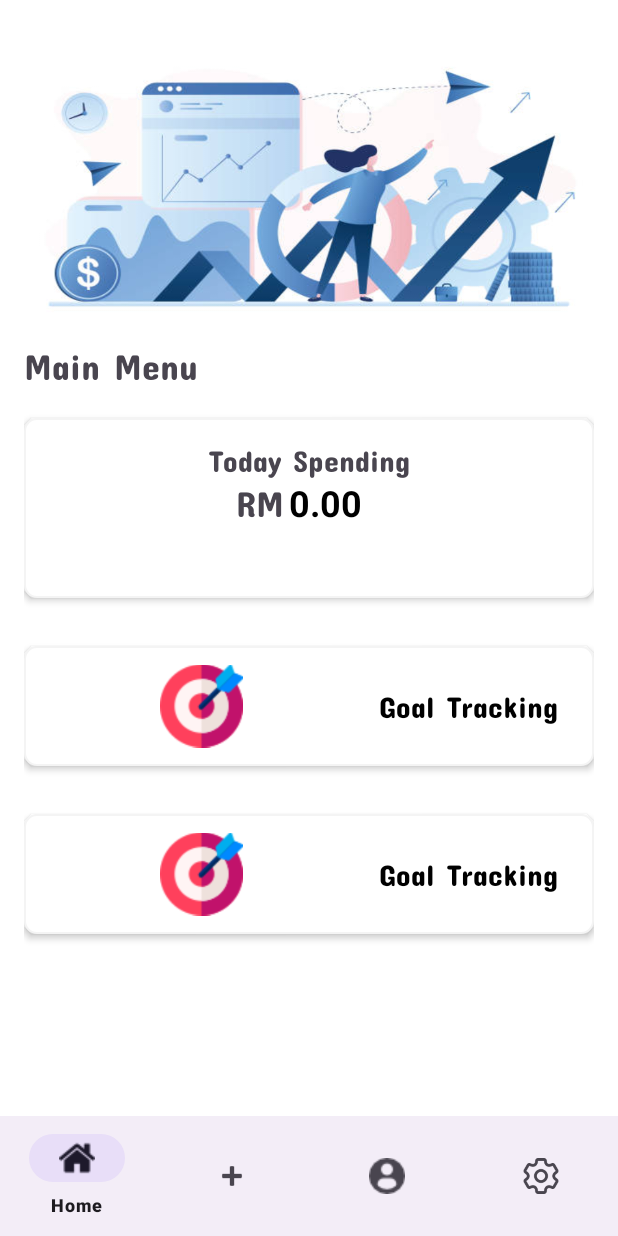
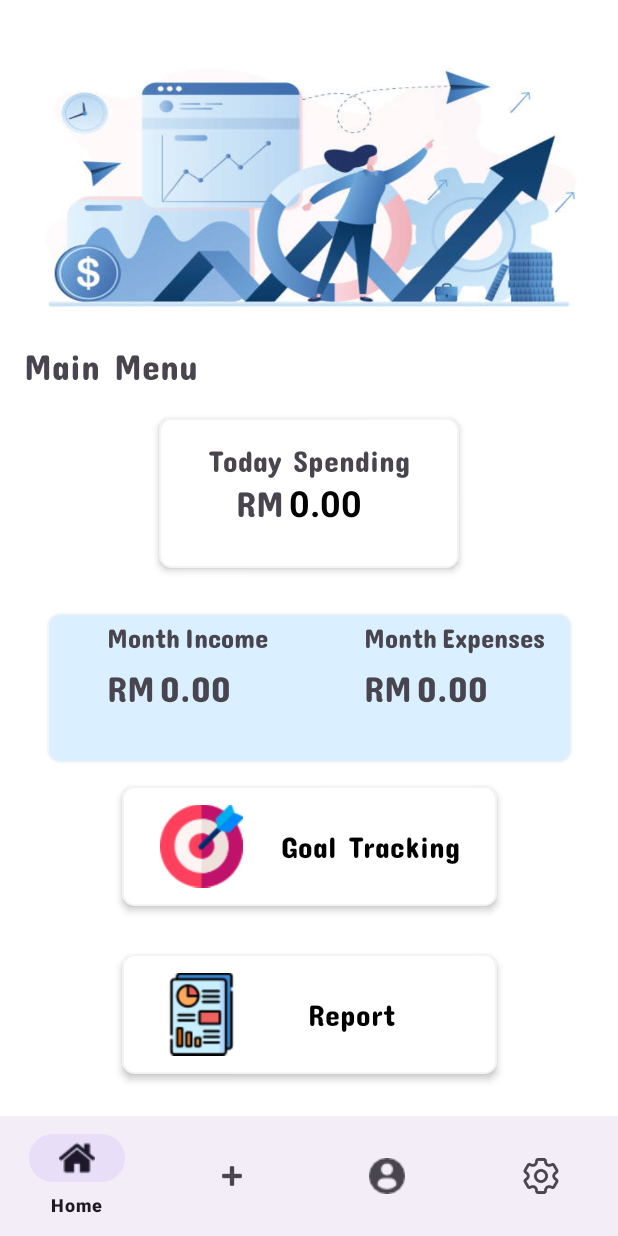
Before and after one commit to wjinggoh/Studicash_0703, an Android app: the HomeFragment screen opened directly, with no data from a screen before it, on a phone screen of 412 x 824 dp. Run offline under Robolectric (Android 15) with nearby library versions, the phone set to English and light mode, and no system bars; our stand-ins replace Firebase (no records; nobody signed in at launch, a user with empty details on screens opened directly), navigation-ui.

Commit message:
08072024-10:03am

```diff
--- a/app/src/main/res/drawable/bluebackground_with_border_grey.xml
+++ b/app/src/main/res/drawable/bluebackground_with_border_grey.xml
@@ -1,6 +1,6 @@
 <?xml version="1.0" encoding="utf-8"?>
 <shape xmlns:android="http://schemas.android.com/apk/res/android">
-    <solid android:color="@color/blue" />
+    <solid android:color="#DAEFFF" />
     <corners android:radius="8dp" />
     <stroke
         android:width="1dp"
--- a/app/src/main/res/layout/fragment_home.xml
+++ b/app/src/main/res/layout/fragment_home.xml
@@ -44,8 +44,8 @@
 
             <androidx.constraintlayout.widget.ConstraintLayout
                 android:id="@+id/todaySpending"
-                android:layout_width="0dp"
-                android:layout_height="120dp"
+                android:layout_width="200dp"
+                android:layout_height="100dp"
                 android:layout_marginTop="20dp"
                 android:background="@drawable/background_with_border_grey"
                 android:elevation="3dp"
@@ -94,20 +94,19 @@
 
             <androidx.constraintlayout.widget.ConstraintLayout
                 android:id="@+id/goalTrackingBtn"
-                android:layout_width="0dp"
+                android:layout_width="250dp"
                 android:layout_height="80dp"
-                android:layout_marginTop="32dp"
+                android:layout_marginTop="15dp"
                 android:background="@drawable/background_with_border_grey"
                 android:elevation="3dp"
                 app:layout_constraintEnd_toEndOf="parent"
                 app:layout_constraintStart_toStartOf="parent"
-                app:layout_constraintTop_toBottomOf="@+id/todaySpending">
+                app:layout_constraintTop_toBottomOf="@+id/ttlMonthIncomeExpenses">
 
                 <TextView
                     android:id="@+id/createtransactiontxt"
                     android:layout_width="wrap_content"
                     android:layout_height="wrap_content"
-                    android:layout_marginEnd="24dp"
                     android:fontFamily="@font/concert_one"
                     android:text="@string/goalTrackingbtn"
                     android:textAlignment="center"
@@ -115,14 +114,15 @@
                     android:textSize="20sp"
                     app:layout_constraintBottom_toBottomOf="parent"
                     app:layout_constraintEnd_toEndOf="parent"
+                    app:layout_constraintStart_toEndOf="@+id/trackGoalimg"
                     app:layout_constraintTop_toTopOf="parent" />
 
                 <ImageView
                     android:id="@+id/trackGoalimg"
                     android:layout_width="55dp"
                     android:layout_height="wrap_content"
+                    android:layout_marginStart="25dp"
                     app:layout_constraintBottom_toBottomOf="parent"
-                    app:layout_constraintEnd_toStartOf="@+id/createtransactiontxt"
                     app:layout_constraintStart_toStartOf="parent"
                     app:layout_constraintTop_toTopOf="parent"
                     app:srcCompat="@drawable/goal" />
@@ -131,7 +131,7 @@
 
             <androidx.constraintlayout.widget.ConstraintLayout
                 android:id="@+id/reportBtn"
-                android:layout_width="0dp"
+                android:layout_width="250dp"
                 android:layout_height="80dp"
                 android:layout_marginTop="32dp"
                 android:background="@drawable/background_with_border_grey"
@@ -146,23 +146,131 @@
                     android:layout_height="wrap_content"
                     android:layout_marginEnd="24dp"
                     android:fontFamily="@font/concert_one"
-                    android:text="@string/goalTrackingbtn"
+                    android:text="@string/report"
                     android:textAlignment="center"
                     android:textColor="#000000"
                     android:textSize="20sp"
                     app:layout_constraintBottom_toBottomOf="parent"
                     app:layout_constraintEnd_toEndOf="parent"
+                    app:layout_constraintStart_toEndOf="@+id/trackReportimg"
                     app:layout_constraintTop_toTopOf="parent" />
 
                 <ImageView
                     android:id="@+id/trackReportimg"
                     android:layout_width="55dp"
                     android:layout_height="wrap_content"
+                    android:layout_marginStart="25dp"
                     app:layout_constraintBottom_toBottomOf="parent"
-                    app:layout_constraintEnd_toStartOf="@+id/trackReporttxt"
                     app:layout_constraintStart_toStartOf="parent"
                     app:layout_constraintTop_toTopOf="parent"
-                    app:srcCompat="@drawable/goal" />
+                    app:srcCompat="@drawable/report" />
+
+            </androidx.constraintlayout.widget.ConstraintLayout>
+
+            <androidx.constraintlayout.widget.ConstraintLayout
+                android:id="@+id/ttlMonthIncomeExpenses"
+                android:layout_width="350dp"
+                android:layout_height="100dp"
+                android:layout_marginTop="30dp"
+                android:background="@drawable/bluebackground_with_border_grey"
+                app:layout_constraintEnd_toEndOf="parent"
+                app:layout_constraintStart_toStartOf="parent"
+                app:layout_constraintTop_toBottomOf="@+id/todaySpending">
+
+                <TextView
+                    android:id="@+id/monthTxt"
+                    android:layout_width="wrap_content"
+                    android:layout_height="wrap_content"
+                    android:layout_marginStart="40dp"
+                    android:layout_marginTop="5dp"
+                    android:fontFamily="@font/concert_one"
+                    android:text="@string/month"
+                    android:textSize="18sp"
+                    app:layout_constraintStart_toStartOf="parent"
+                    app:layout_constraintTop_toTopOf="parent" />
+
+                <TextView
+                    android:id="@+id/incometxt"
+                    android:layout_width="wrap_content"
+                    android:layout_height="wrap_content"
+                    android:layout_marginStart="3dp"
+                    android:fontFamily="@font/concert_one"
+                    android:text="@string/income"
+                    android:textSize="18sp"
+                    app:layout_constraintBottom_toBottomOf="@+id/monthTxt"
+                    app:layout_constraintStart_toEndOf="@+id/monthTxt"
+                    app:layout_constraintTop_toTopOf="@+id/monthTxt" />
+
+                <TextView
+                    android:id="@+id/monthTxt2"
+                    android:layout_width="wrap_content"
+                    android:layout_height="wrap_content"
+                    android:layout_marginStart="64dp"
+                    android:fontFamily="@font/concert_one"
+                    android:text="@string/month"
+                    android:textSize="18sp"
+                    app:layout_constraintBottom_toBottomOf="@+id/incometxt"
+                    app:layout_constraintStart_toEndOf="@+id/incometxt"
+                    app:layout_constraintTop_toTopOf="@+id/incometxt" />
+
+                <TextView
+                    android:id="@+id/expenseTxt"
+                    android:layout_width="wrap_content"
+                    android:layout_height="wrap_content"
+                    android:layout_marginStart="3dp"
+                    android:fontFamily="@font/concert_one"
+                    android:text="@string/expense"
+                    android:textSize="18sp"
+                    app:layout_constraintBottom_toBottomOf="@+id/monthTxt2"
+                    app:layout_constraintStart_toEndOf="@+id/monthTxt2"
+                    app:layout_constraintTop_toTopOf="@+id/monthTxt2" />
+
+                <TextView
+                    android:id="@+id/monthExpenseAmt"
+                    android:layout_width="wrap_content"
+                    android:layout_height="wrap_content"
+                    android:layout_marginStart="3dp"
+                    android:fontFamily="@font/concert_one"
+                    android:text="@string/spendhint"
+                    android:textSize="24sp"
+                    app:layout_constraintBottom_toBottomOf="@+id/rm2"
+                    app:layout_constraintStart_toEndOf="@+id/rm2"
+                    app:layout_constraintTop_toTopOf="@+id/rm2" />
+
+                <TextView
+                    android:id="@+id/rm3"
+                    android:layout_width="wrap_content"
+                    android:layout_height="wrap_content"
+                    android:fontFamily="@font/concert_one"
+                    android:text="RM"
+                    android:textSize="24sp"
+                    app:layout_constraintBottom_toBottomOf="@+id/rm2"
+                    app:layout_constraintStart_toStartOf="@+id/monthTxt2"
+                    app:layout_constraintTop_toTopOf="@+id/rm2" />
+
+                <TextView
+                    android:id="@+id/textView13"
+                    android:layout_width="wrap_content"
+                    android:layout_height="wrap_content"
+                    android:layout_marginStart="3dp"
+                    android:fontFamily="@font/concert_one"
+                    android:text="@string/spendhint"
+                    android:textSize="24sp"
+                    app:layout_constraintBottom_toBottomOf="@+id/rm3"
+                    app:layout_constraintStart_toEndOf="@+id/rm3"
+                    app:layout_constraintTop_toTopOf="@+id/rm3"
+                    app:layout_constraintVertical_bias="0.0" />
+
+                <TextView
+                    android:id="@+id/rm2"
+                    android:layout_width="wrap_content"
+                    android:layout_height="wrap_content"
+                    android:fontFamily="@font/concert_one"
+                    android:text="RM"
+                    android:textSize="24sp"
+                    app:layout_constraintBottom_toBottomOf="parent"
+                    app:layout_constraintStart_toStartOf="@+id/monthTxt"
+                    app:layout_constraintTop_toTopOf="parent" />
 
             </androidx.constraintlayout.widget.ConstraintLayout>
 
--- a/app/src/main/res/values/strings.xml
+++ b/app/src/main/res/values/strings.xml
@@ -25,7 +25,6 @@
 
     <!--bottomnavmenu-->
     <string name="home">Home</string>
-    <string name="report">Report</string>
     <string name="settings">Settings</string>
     <string name="profile">Profile</string>
     <string name="add">Add</string>
@@ -35,6 +34,10 @@
     <string name="todayspending">Today Spending</string>
     <string name="spendhint">0.00</string>
     <string name="goalTrackingbtn">Goal Tracking</string>
+    <string name="report">Report</string>
+    <string name="month">Month</string>
+    <string name="expense">Expenses</string>
+    <string name="income">Income</string>
 
     <!--expensemanagement-->
     <string name="add_title">Expenses Management</string>
```
Also changed, not shown: app/src/main/res/drawable-mdpi/report.png (added).
